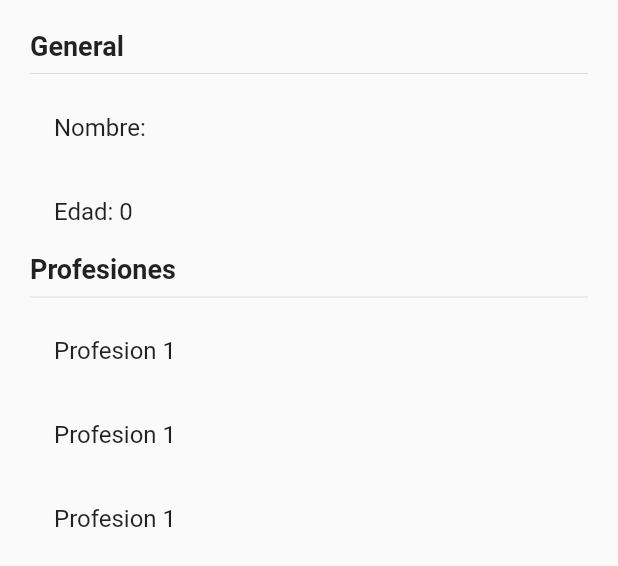
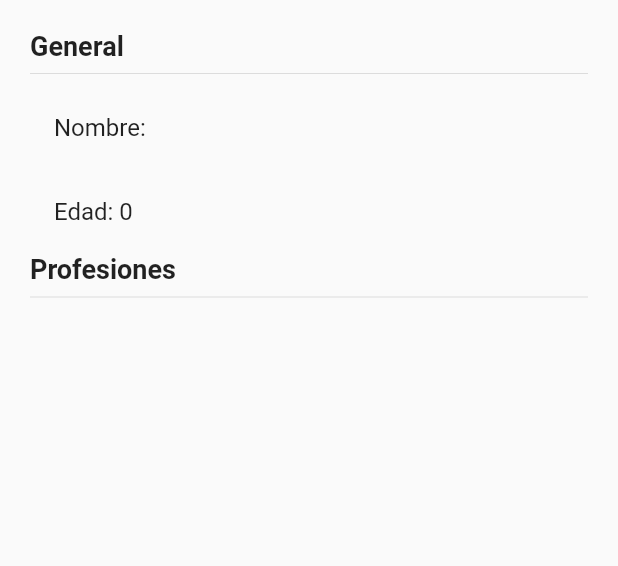
Before and after one commit to efraindrummer/aprendiendo-GetX, a Flutter app: the InformacionUsuario widget shown alone on an empty page, opened directly with empty values, on a phone screen of 412 x 824 dp. Shown: the top 566 px of the screen. Run offline on Flutter 3.47's test engine with Material 2 defaults, Android fonts, the phone set to English and light mode, and no system bars; our stand-ins replace get.

Commit message:
manejo de profesiones

```diff
--- a/lib/pages/pagina1_page.dart
+++ b/lib/pages/pagina1_page.dart
@@ -70,9 +70,13 @@ class InformacionUsuario extends StatelessWidget {
           Text('Profesiones', style: TextStyle( fontSize: 18, fontWeight: FontWeight.bold ) ),
           Divider(),
 
+          ...usuario.profesiones.map((profesion) => ListTile(
+            title: Text(profesion),
+          ))
+
+          /* ListTile( title: Text('Profesion 1') ),
           ListTile( title: Text('Profesion 1') ),
-          ListTile( title: Text('Profesion 1') ),
-          ListTile( title: Text('Profesion 1') ),
+          ListTile( title: Text('Profesion 1') ), */
 
         ],
       ),
--- a/lib/pages/pagina2_page.dart
+++ b/lib/pages/pagina2_page.dart
@@ -41,7 +41,7 @@ class Pagina2Page extends StatelessWidget {
               child: Text('Añadir Profesion', style: TextStyle( color: Colors.white ) ),
               color: Colors.blue,
               onPressed: () {
-
+                usuarioCtrl.agregarProfesion('Profesion ${usuarioCtrl.profesionesCount + 1}');
               }
             ),
 
```
Also changed, not shown: lib/controllers/usuario_controller.dart (+10 -0 lines).
